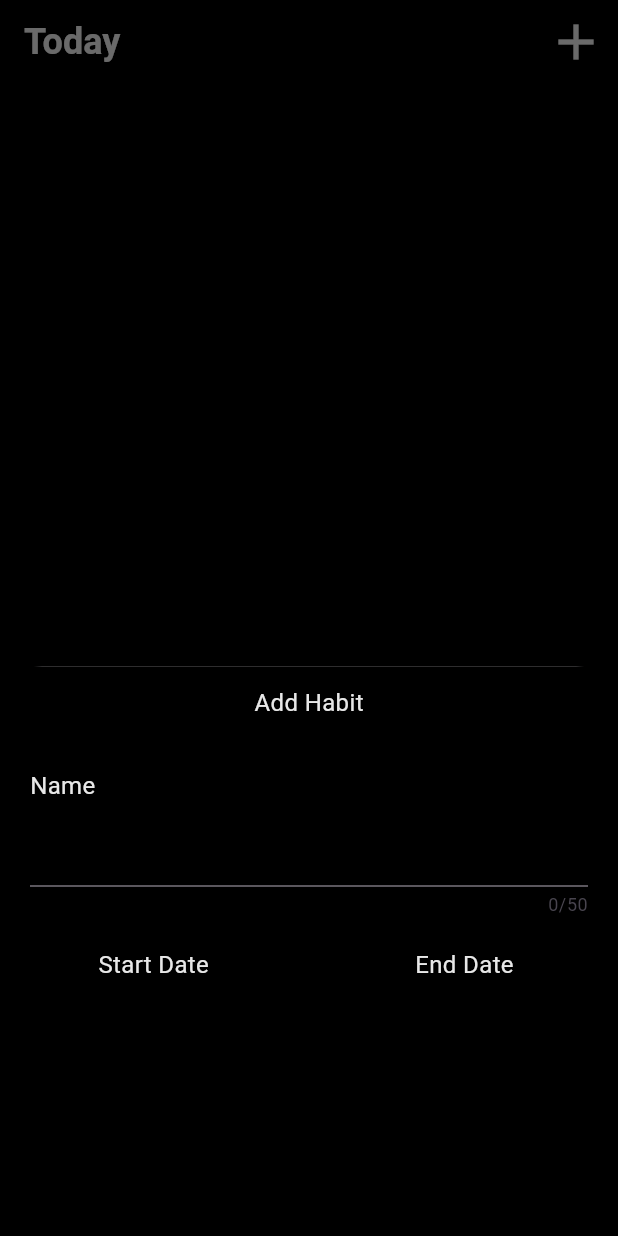
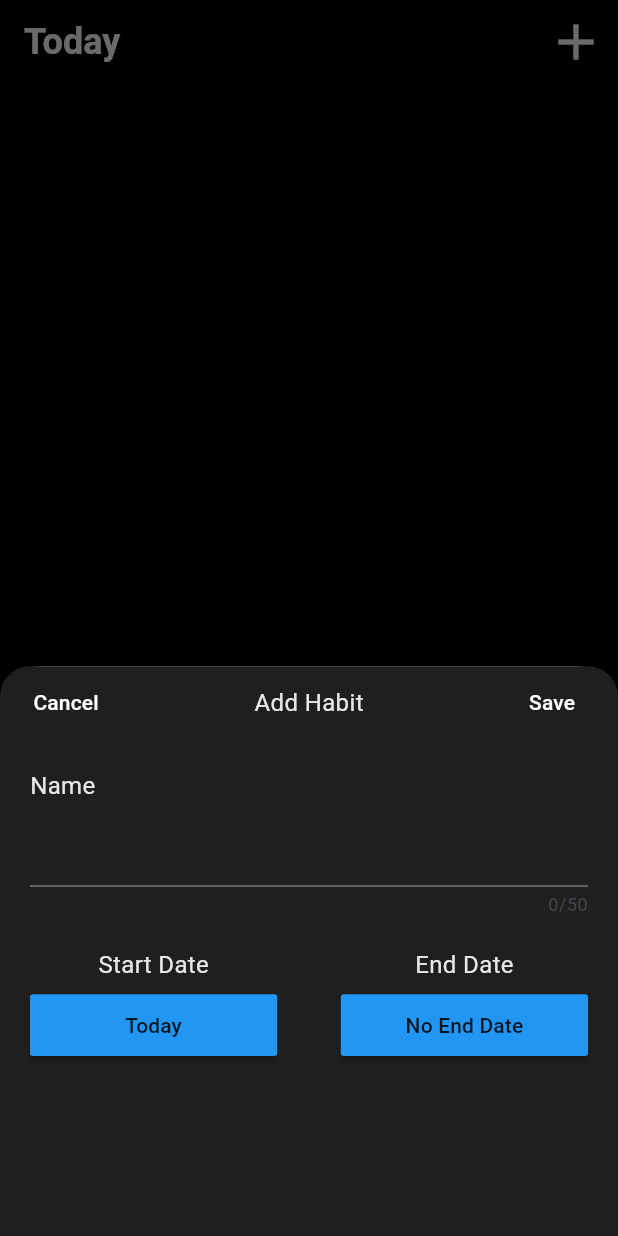
Before and after one commit to denysboitsov/habit-tracker, a Flutter app: the screen it shows after launch, after a tap on the "add" icon, on a phone screen of 412 x 824 dp. Run offline on Flutter 3.47's test engine with Material 3 defaults, Android fonts, the phone set to English and light mode, and no system bars; our stand-ins replace flutter_heatmap_calendar, sqflite, sqflite_common_ffi; accounts and stored records are empty.

Commit message:
update styling

```diff
--- a/lib/main.dart
+++ b/lib/main.dart
@@ -7,19 +7,25 @@ void main() {
   runApp(
     MaterialApp(
       theme: ThemeData(
+        splashFactory: NoSplash.splashFactory,
+        iconButtonTheme: IconButtonThemeData(
+          style: ElevatedButton.styleFrom(
+            splashFactory: NoSplash.splashFactory,
+          ),
+        ),
         dialogTheme: const DialogTheme(
-          backgroundColor: Colors.black,
+          backgroundColor: Color.fromARGB(255, 31, 31, 31),
           titleTextStyle: TextStyle(color: Colors.white),
         ),
         popupMenuTheme: const PopupMenuThemeData(
-          color: Color.fromARGB(255, 0, 0, 0),
+          color: Color.fromARGB(255, 31, 31, 31),
           shape: RoundedRectangleBorder(
             borderRadius: BorderRadius.all(
               Radius.circular(10),
             ),
             side: BorderSide(
               width: 1,
-              color: Color.fromARGB(255, 53, 53, 53),
+              //color: Color.fromARGB(255, 53, 53, 53),
             ),
           ),
         ),
--- a/lib/widgets/edit_habit/edit_habit.dart
+++ b/lib/widgets/edit_habit/edit_habit.dart
@@ -26,7 +26,7 @@ class _EditHabitState extends State<EditHabit> {
     _nameController = TextEditingController(text: widget.habit.name);
     return Container(
       decoration: BoxDecoration(
-        color: Colors.black,
+        color: Color.fromARGB(255, 31, 31, 31),
         borderRadius: const BorderRadius.only(
           topLeft: Radius.circular(20),
           topRight: Radius.circular(20),
--- a/lib/widgets/new_habit/new_habit.dart
+++ b/lib/widgets/new_habit/new_habit.dart
@@ -21,7 +21,6 @@ class _NewHabitState extends State<NewHabit> {
   DateTime? endDate;
   String startDateButtonText = "Today";
   String endDateButtonText = "No End Date";
-
 
   void _submitNewHabit() {
     if (_nameController.text.trim().isEmpty) {
@@ -47,7 +46,8 @@ class _NewHabitState extends State<NewHabit> {
         context: context,
         builder: (BuildContext ctx) => AlertDialog(
           title: const Text('Invalid input'),
-          content: const Text('Please make sure start date is before end date.'),
+          content:
+              const Text('Please make sure start date is before end date.'),
           actions: <Widget>[
             TextButton(
               onPressed: () {
@@ -79,7 +79,7 @@ class _NewHabitState extends State<NewHabit> {
   Widget build(BuildContext context) {
     return Container(
       decoration: BoxDecoration(
-        color: Colors.black,
+        color: Color.fromARGB(255, 31, 31, 31),
         borderRadius: const BorderRadius.only(
           topLeft: Radius.circular(20),
           topRight: Radius.circular(20),
@@ -96,7 +96,10 @@ class _NewHabitState extends State<NewHabit> {
             mainAxisAlignment: MainAxisAlignment.spaceBetween,
             children: [
               MaterialButton(
-                child: const Text('Cancel'),
+                child: const Text(
+                  'Cancel',
+                  style: TextStyle(color: Colors.white),
+                ),
                 onPressed: () {
                   Navigator.pop(context);
                 },
@@ -105,7 +108,10 @@ class _NewHabitState extends State<NewHabit> {
                 "Add Habit",
               ),
               MaterialButton(
-                child: const Text('Save'),
+                child: const Text(
+                  'Save',
+                  style: TextStyle(color: Colors.white),
+                ),
                 onPressed: () {
                   _submitNewHabit();
                 },
@@ -123,7 +129,6 @@ class _NewHabitState extends State<NewHabit> {
                     alignment: Alignment.centerLeft,
                     child: Text(
                       "Name",
-
                     ),
                   ),
                 ),
@@ -149,6 +154,7 @@ class _NewHabitState extends State<NewHabit> {
                           width: MediaQuery.of(context).size.width * 0.4,
                           height: MediaQuery.of(context).size.width * 0.1,
                           child: MaterialButton(
+                              color: Colors.blue,
                               padding: const EdgeInsets.all(0),
                               child: Text(startDateButtonText),
                               onPressed: () async {
@@ -158,10 +164,14 @@ class _NewHabitState extends State<NewHabit> {
                                   firstDate: DateTime(2000),
                                   lastDate: DateTime(2101),
                                 );
-                                if (picked != null && picked != DateTime.now()) {
+                                if (picked != null &&
+                                    picked != DateTime.now()) {
                                   setState(() {
                                     startDate = picked;
-                                    startDateButtonText = DateFormat('yyyy-MM-dd').format(startDate).toString();
+                                    startDateButtonText =
+                                        DateFormat('yyyy-MM-dd')
+                                            .format(startDate)
+                                            .toString();
                                   });
                                 }
                               }),
@@ -175,13 +185,13 @@ class _NewHabitState extends State<NewHabit> {
                           padding: const EdgeInsets.only(bottom: 8.0),
                           child: Text(
                             "End Date",
-
                           ),
                         ),
                         SizedBox(
                           width: MediaQuery.of(context).size.width * 0.4,
                           height: MediaQuery.of(context).size.width * 0.1,
                           child: MaterialButton(
+                              color: Colors.blue,
                               padding: const EdgeInsets.all(0),
                               child: Text(endDateButtonText),
                               onPressed: () async {
@@ -191,10 +201,13 @@ class _NewHabitState extends State<NewHabit> {
                                   firstDate: DateTime(2000),
                                   lastDate: DateTime(2101),
                                 );
-                                if (picked != null && picked != DateTime.now()) {
+                                if (picked != null &&
+                                    picked != DateTime.now()) {
                                   setState(() {
                                     endDate = picked;
-                                    endDateButtonText = DateFormat('yyyy-MM-dd').format(startDate).toString();
+                                    endDateButtonText = DateFormat('yyyy-MM-dd')
+                                        .format(startDate)
+                                        .toString();
                                   });
                                 }
                               }),
```
